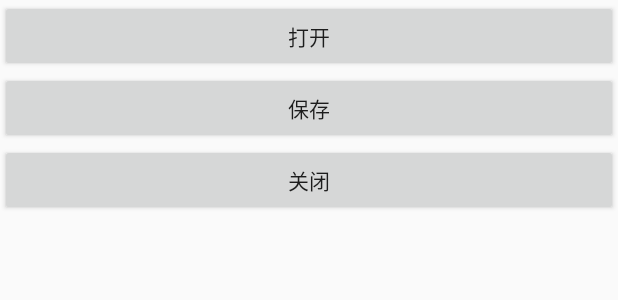
After one commit to lovelinessmoe/Stydy_Android, an Android app: the layout study1pop.xml on its own in the app's theme, with its tools: preview values and no code run, on a phone screen of 412 x 824 dp. The commit adds this screen. Shown: the top 300 px of the screen. Run offline under Robolectric (Android 15) with nearby library versions, the phone set to English and light mode, and no system bars.

Commit message:
study1 course menu v2

```diff
--- a/app/src/main/res/layout/list_item_study.xml
+++ b/app/src/main/res/layout/list_item_study.xml
@@ -6,8 +6,7 @@
     <ImageView
         android:id="@+id/photo_item"
         android:layout_width="wrap_content"
-        android:layout_height="wrap_content"
-        android:background="@drawable/study1itemphoto1"/>
+        android:layout_height="wrap_content" />
     <TextView
         android:id="@+id/message_item"
         android:layout_width="match_parent"
--- /dev/null
+++ b/app/src/main/res/layout/study1pop.xml
@@ -0,0 +1,22 @@
+<?xml version="1.0" encoding="utf-8"?>
+<LinearLayout xmlns:android="http://schemas.android.com/apk/res/android"
+    android:layout_width="fill_parent"
+    android:layout_height="fill_parent"
+    android:orientation="vertical" >
+
+	    <Button android:id="@+id/open"
+	        android:layout_width="fill_parent"
+	        android:layout_height="wrap_content"
+	        android:text="@string/open"/>
+
+	    <Button android:id="@+id/save"
+	        android:layout_width="fill_parent"
+	        android:layout_height="wrap_content"
+	        android:text="@string/save"/>
+
+	    <Button android:id="@+id/close"
+	        android:layout_width="fill_parent"
+	        android:layout_height="wrap_content"
+	        android:text="@string/close"/>
+
+</LinearLayout>
--- a/app/src/main/res/values/strings.xml
+++ b/app/src/main/res/values/strings.xml
@@ -3,4 +3,12 @@
 
     <!-- TODO: Remove or change this placeholder text -->
     <string name="hello_blank_fragment">Hello blank fragment</string>
+
+    //ciwei's
+    <string name="hello_world">Hello world!</string>
+    <string name="action_settings">Settings</string>
+    <string name="pop_bottom">弹出底部菜单</string>
+    <string name="open">打开</string>
+    <string name="save">保存</string>
+    <string name="close">关闭</string>
 </resources>
--- a/app/src/main/res/values/styles.xml
+++ b/app/src/main/res/values/styles.xml
@@ -8,6 +8,11 @@
         <item name="colorAccent">@color/black_2c</item>
     </style>
 
+    //ciwei's
+    <style name="AnimationBottomFade">
+        <item name="android:windowEnterAnimation">@anim/in_bottomtotop</item>
+        <item name="android:windowExitAnimation">@anim/out_toptobottom</item>
+    </style>
 
 
 </resources>
```
Also changed, not shown: app/src/main/java/xyz/javaee/study/Fragment/LearnFragment.java (+145 -7 lines), app/src/main/res/anim/in_bottomtotop.xml (added, +8 -0 lines), app/src/main/res/anim/out_toptobottom.xml (added, +7 -0 lines), app/src/main/res/layout/fragment_learn.xml (+8 -0 lines).
